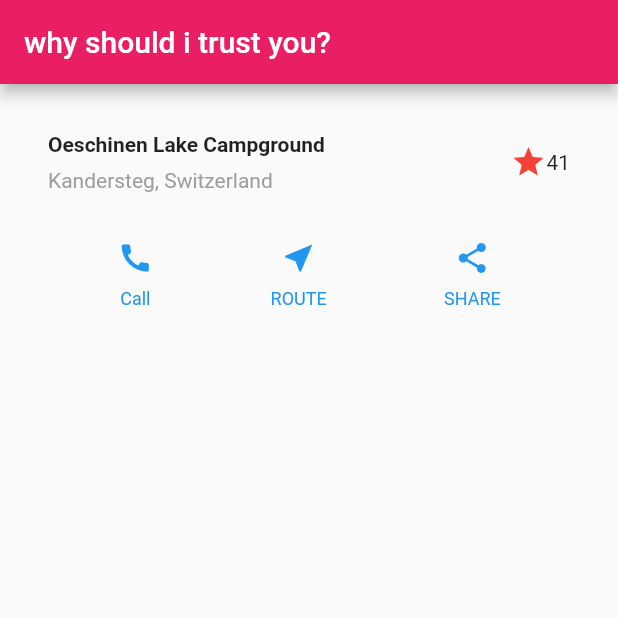
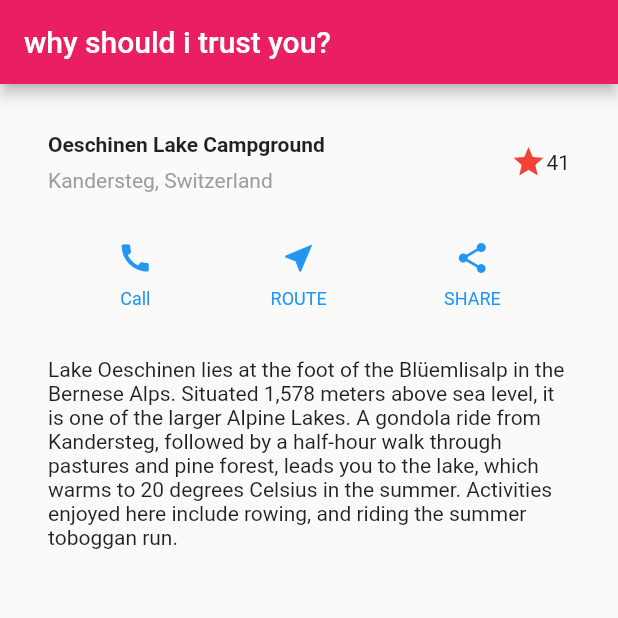
Before and after one commit to ajiekw/rehears, a Flutter app: the screen it shows after launch, on a phone screen of 412 x 824 dp, the top half of it. Run offline on Flutter 3.47's test engine with Material 2 defaults, Android fonts, the phone set to English and light mode, and no system bars.

Commit message:
text added

```diff
--- a/lib/main.dart
+++ b/lib/main.dart
@@ -55,6 +55,18 @@ class MyApp extends StatelessWidget {
         ],
       ),
     );
+    Widget textSection = Container(
+      padding: const EdgeInsets.all(32),
+      child: Text(
+        'Lake Oeschinen lies at the foot of the Blüemlisalp in the Bernese '
+        'Alps. Situated 1,578 meters above sea level, it is one of the '
+        'larger Alpine Lakes. A gondola ride from Kandersteg, followed by a '
+        'half-hour walk through pastures and pine forest, leads you to the '
+        'lake, which warms to 20 degrees Celsius in the summer. Activities '
+        'enjoyed here include rowing, and riding the summer toboggan run.',
+        softWrap: true,
+      ),
+    );
     return MaterialApp(
       title: 'flutter layout demo',
       theme: ThemeData(
@@ -65,7 +77,7 @@ class MyApp extends StatelessWidget {
           title: Text('why should i trust you?'),
         ),
         body: Column(
-          children: <Widget>[titleSection, buttonSection],
+          children: <Widget>[titleSection, buttonSection, textSection],
         ),
       ),
     );
```
